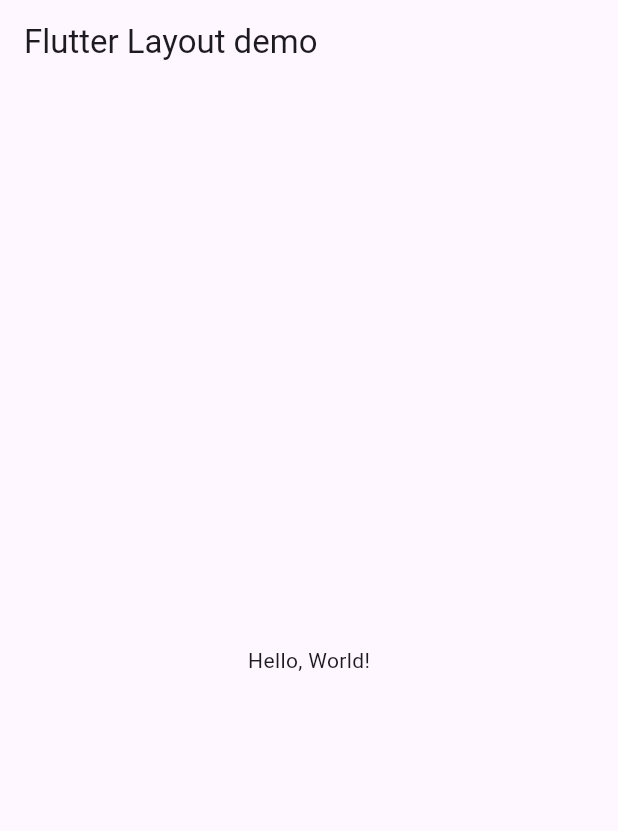
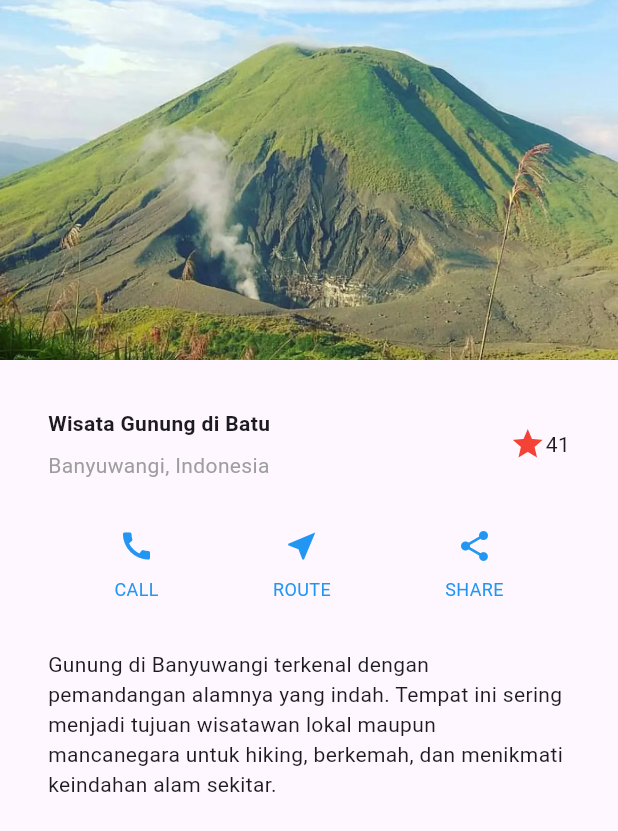
Before and after one commit to agglnxz/praktikum-mobile_layout_nav, a Flutter app: the screen it shows after launch, on a phone screen of 412 x 824 dp. Shown: the top 831 px of the screen. Run offline on Flutter 3.47's test engine with Material 3 defaults, Android fonts, the phone set to English and light mode, and no system bars.

Commit message:
praktikum layout

```diff
--- a/lib/main.dart
+++ b/lib/main.dart
@@ -13,99 +13,103 @@ class MyApp extends StatelessWidget {
     return MaterialApp(
       title: 'Flutter Layout: Galang Bagus Erkamta',
      home: Scaffold(
-        appBar: AppBar(
-          title: const Text('Flutter Layout demo'),
-        ),
-        body: const Center(
-          child: Text('Hello, World!'),
+        body: ListView(
+          children: [
+             Image.asset(
+              'images/gunung.jpg',
+              width: 600,
+              height: 240,
+              fit: BoxFit.cover,
+            ),
+            titleSection,//row dengan teks, ikon, angka
+            buttonSection, //row dengan 3 kolom berisi ikon + teks
+            textSection, //teks panjang
+          ],
         ),
      ),
     );
   }
 }
-
-class MyHomePage extends StatefulWidget {
-  const MyHomePage({super.key, required this.title});
-
-  // This widget is the home page of your application. It is stateful, meaning
-  // that it has a State object (defined below) that contains fields that affect
-  // how it looks.
-
-  // This class is the configuration for the state. It holds the values (in this
-  // case the title) provided by the parent (in this case the App widget) and
-  // used by the build method of the State. Fields in a Widget subclass are
-  // always marked "final".
-
-  final String title;
-
-  @override
-  State<MyHomePage> createState() => _MyHomePageState();
-}
-
-class _MyHomePageState extends State<MyHomePage> {
-  int _counter = 0;
-
-  void _incrementCounter() {
-    setState(() {
-      // This call to setState tells the Flutter framework that something has
-      // changed in this State, which causes it to rerun the build method below
-      // so that the display can reflect the updated values. If we changed
-      // _counter without calling setState(), then the build method would not be
-      // called again, and so nothing would appear to happen.
-      _counter++;
-    });
-  }
-
-  @override
-  Widget build(BuildContext context) {
-    // This method is rerun every time setState is called, for instance as done
-    // by the _incrementCounter method above.
-    //
-    // The Flutter framework has been optimized to make rerunning build methods
-    // fast, so that you can just rebuild anything that needs updating rather
-    // than having to individually change instances of widgets.
-    return Scaffold(
-      appBar: AppBar(
-        // TRY THIS: Try changing the color here to a specific color (to
-        // Colors.amber, perhaps?) and trigger a hot reload to see the AppBar
-        // change color while the other colors stay the same.
-        backgroundColor: Theme.of(context).colorScheme.inversePrimary,
-        // Here we take the value from the MyHomePage object that was created by
-        // the App.build method, and use it to set our appbar title.
-        title: Text(widget.title),
-      ),
-      body: Center(
-        // Center is a layout widget. It takes a single child and positions it
-        // in the middle of the parent.
+// title section
+Widget titleSection = Container(
+  padding: const EdgeInsets.all(32),
+  child: Row(
+    children: [
+      Expanded(
+        /* soal 1*/
         child: Column(
-          // Column is also a layout widget. It takes a list of children and
-          // arranges them vertically. By default, it sizes itself to fit its
-          // children horizontally, and tries to be as tall as its parent.
-          //
-          // Column has various properties to control how it sizes itself and
-          // how it positions its children. Here we use mainAxisAlignment to
-          // center the children vertically; the main axis here is the vertical
-          // axis because Columns are vertical (the cross axis would be
-          // horizontal).
-          //
-          // TRY THIS: Invoke "debug painting" (choose the "Toggle Debug Paint"
-          // action in the IDE, or press "p" in the console), to see the
-          // wireframe for each widget.
-          mainAxisAlignment: MainAxisAlignment.center,
-          children: <Widget>[
-            const Text('You have pushed the button this many times:'),
+          crossAxisAlignment: CrossAxisAlignment.start,
+          children: [
+            /* soal 2*/
+            Container(
+              padding: const EdgeInsets.only(bottom: 8),
+              child: const Text(
+                'Wisata Gunung di Batu',
+                style: TextStyle(
+                  fontWeight: FontWeight.bold,
+                ),
+              ),
+            ),
             Text(
-              '$_counter',
-              style: Theme.of(context).textTheme.headlineMedium,
+              'Banyuwangi, Indonesia',
+              style: TextStyle(
+                color: Colors.grey[500],
+              ),
             ),
           ],
         ),
       ),
-      floatingActionButton: FloatingActionButton(
-        onPressed: _incrementCounter,
-        tooltip: 'Increment',
-        child: const Icon(Icons.add),
-      ), // This trailing comma makes auto-formatting nicer for build methods.
-    );
-  }
+      /* soal 3*/
+      const Icon(
+       Icons.star,
+        color: Colors.red)
+     ,
+      const Text('41'),
+    ],
+  ),
+);
+
+Column _buildButtonColumn(IconData icon, String label) {
+  return Column(
+    mainAxisSize: MainAxisSize.min,
+    mainAxisAlignment: MainAxisAlignment.center,
+    children: [
+      Icon(icon, color: Colors.blue),
+      Container(
+        margin: const EdgeInsets.only(top: 8),
+        child: Text(
+          label,
+          style: const TextStyle(
+            fontSize: 12,
+            fontWeight: FontWeight.w400,
+            color: Colors.blue,
+          ),
+        ),
+      ),
+    ],
+  );
 }
+
+// button section
+Widget buttonSection = Row(
+  mainAxisAlignment: MainAxisAlignment.spaceEvenly,
+  children: [
+    _buildButtonColumn(Icons.call, 'CALL'),
+    _buildButtonColumn(Icons.near_me, 'ROUTE'),
+    _buildButtonColumn(Icons.share, 'SHARE'),
+  ],
+);
+
+
+
+
+// text section
+Widget textSection = const Padding(
+  padding: EdgeInsets.all(32),
+  child: Text(
+    'Gunung di Banyuwangi terkenal dengan pemandangan alamnya yang indah. '
+    'Tempat ini sering menjadi tujuan wisatawan lokal maupun mancanegara '
+    'untuk hiking, berkemah, dan menikmati keindahan alam sekitar.',
+    softWrap: true,
+  ),
+);
--- a/pubspec.yaml
+++ b/pubspec.yaml
@@ -58,8 +58,8 @@ flutter:
   uses-material-design: true
 
   # To add assets to your application, add an assets section, like this:
-  # assets:
-  #   - images/a_dot_burr.jpeg
+  assets:
+    - images/
   #   - images/a_dot_ham.jpeg
 
   # An image asset can refer to one or more resolution-specific "variants", see
```
Also changed, not shown: images/code1.png (added), images/code2.png (added), images/code3.png (added), images/code4.png (added), images/code5.png (added), images/gunung.jpg (added), images/ss.png (added), 1 other file.
